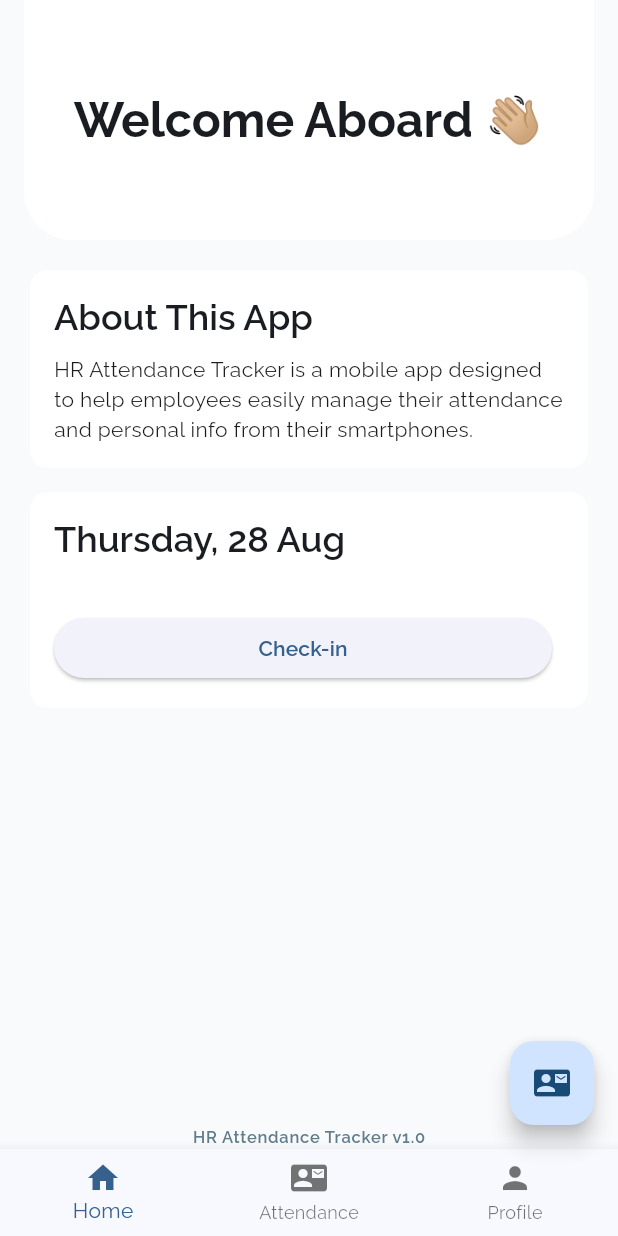
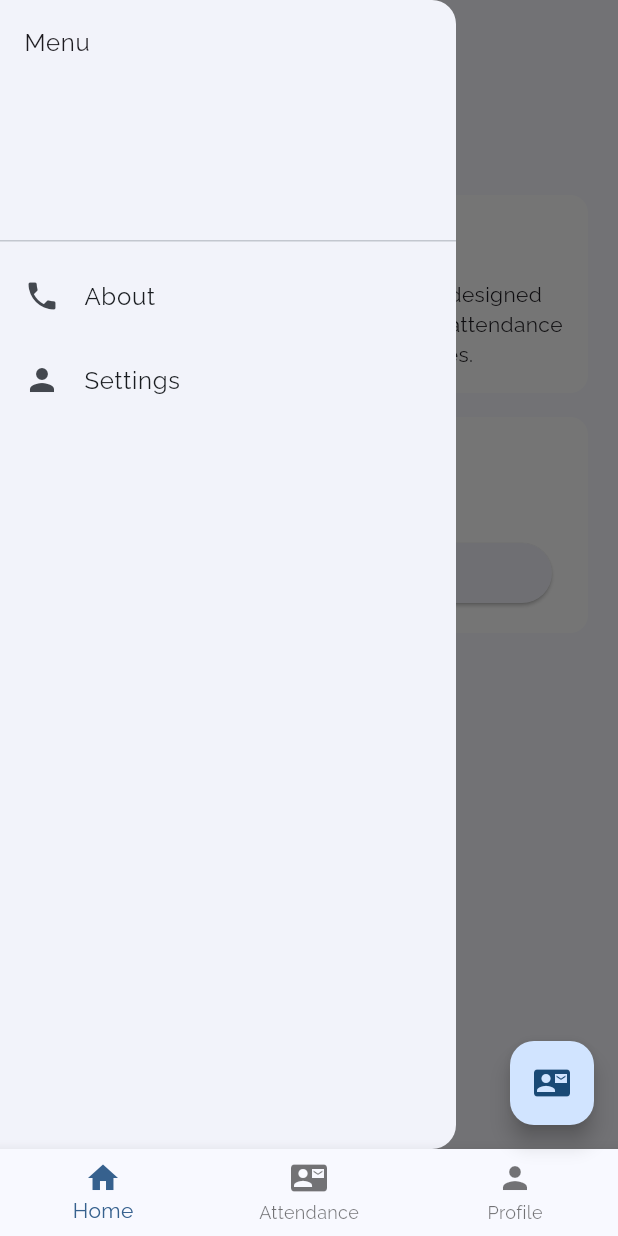
Before and after one commit to kuntowck/hr_attendance_tracker, a Flutter app: the screen it shows after launch, with the side drawer open (before the commit the screen has no drawer), on a phone screen of 412 x 824 dp. Run offline on Flutter 3.47's test engine with Material 3 defaults, Android fonts, the light colour scheme and no system bars; our stand-ins replace google_fonts, image_picker, mask_text_input_formatter.

Commit message:
Mini Project 5: create Routes class to implement generateRoute and navigate using named route; add drawer to HomeScreen

```diff
--- a/lib/main.dart
+++ b/lib/main.dart
@@ -2,6 +2,7 @@ import 'package:flutter/material.dart';
 import 'package:google_fonts/google_fonts.dart';
 import 'package:hr_attendance_tracker/providers/attendance_provider.dart';
 import 'package:hr_attendance_tracker/providers/profile_provider.dart';
+import 'package:hr_attendance_tracker/routes.dart';
 import 'package:hr_attendance_tracker/screens/attendance_history_screen.dart';
 import 'package:hr_attendance_tracker/screens/profile_screen.dart';
 import 'package:hr_attendance_tracker/screens/home_screen.dart';
@@ -47,6 +48,7 @@ class MyApp extends StatelessWidget {
         ),
       ),
       home: const MainScreen(),
+      onGenerateRoute: Routes.generateRoute,
     );
   }
 }
@@ -74,7 +76,7 @@ class _MainScreenState extends State<MainScreen> {
   @override
   Widget build(BuildContext context) {
     return Scaffold(
-      backgroundColor: Color(0xfff8fafc),
+      // backgroundColor: Color(0xfff8fafc),
       body: SafeArea(child: _screens[_currentIndex]),
       floatingActionButton: FloatingActionButton(
         onPressed: () {
--- /dev/null
+++ b/lib/routes.dart
@@ -0,0 +1,36 @@
+import 'package:flutter/material.dart';
+import 'package:hr_attendance_tracker/screens/about_screen.dart';
+import 'package:hr_attendance_tracker/screens/attendance_history_screen.dart';
+import 'package:hr_attendance_tracker/screens/home_screen.dart';
+import 'package:hr_attendance_tracker/screens/not_found_screen.dart';
+import 'package:hr_attendance_tracker/screens/profile_edit_screen.dart';
+import 'package:hr_attendance_tracker/screens/profile_screen.dart';
+import 'package:hr_attendance_tracker/screens/setting_.screen.dart';
+
+class Routes {
+  static const home = '/home';
+  static const profile = '/profile';
+  static const editProfile = '/editProfile';
+  static const attendanceHistory = '/attendanceHistory';
+  static const about = '/about';
+  static const setting = '/settings';
+
+  static Route<dynamic> generateRoute(RouteSettings settings) {
+    switch (settings.name) {
+      case home:
+        return MaterialPageRoute(builder: (_) => HomeScreen());
+      case profile:
+        return MaterialPageRoute(builder: (_) => ProfileScreen());
+      case editProfile:
+        return MaterialPageRoute(builder: (_) => ProfileEditScreen());
+      case attendanceHistory:
+        return MaterialPageRoute(builder: (_) => AttendanceHistoryScreen());
+      case about:
+        return MaterialPageRoute(builder: (_) => AboutScreen());
+      case setting:
+        return MaterialPageRoute(builder: (_) => SettingsScreen());
+      default:
+        return MaterialPageRoute(builder: (_) => NotFoundScreen());
+    }
+  }
+}
--- a/lib/screens/home_screen.dart
+++ b/lib/screens/home_screen.dart
@@ -1,10 +1,13 @@
 import 'package:flutter/material.dart';
+import 'package:hr_attendance_tracker/models/profile_model.dart';
 import 'package:hr_attendance_tracker/providers/attendance_provider.dart';
+import 'package:hr_attendance_tracker/providers/profile_provider.dart';
+import 'package:hr_attendance_tracker/routes.dart';
 import 'package:hr_attendance_tracker/widgets/app_version.dart';
 import 'package:hr_attendance_tracker/widgets/attendance_status.dart';
 import 'package:hr_attendance_tracker/widgets/custom_submit_button_dialog.dart';
+import 'package:intl/intl.dart';
 import 'package:provider/provider.dart';
-import 'package:intl/intl.dart';
 
 class HomeScreen extends StatelessWidget {
   const HomeScreen({super.key});
@@ -12,14 +15,41 @@ class HomeScreen extends StatelessWidget {
   @override
   Widget build(BuildContext context) {
     final attendanceProvider = context.watch<AttendanceProvider>();
+    final profileProvider = context.read<ProfileProvider>().profiles;
 
-    return Column(
+    return Scaffold(
+      appBar: AppBar(),
+      drawer: Drawer(
+        child: ListView(
+          padding: EdgeInsets.zero,
           children: [
-        welcomeHeader(context),
+            DrawerHeader(child: Text('Menu')),
+            ListTile(
+              leading: Icon(Icons.phone),
+              title: Text('About'),
+              onTap: () {
+                Navigator.pushNamed(context, Routes.about);
+              },
+            ),
+            ListTile(
+              leading: Icon(Icons.person),
+              title: Text('Settings'),
+              onTap: () {
+                Navigator.pushNamed(context, Routes.setting);
+              },
+            ),
+          ],
+        ),
+      ),
+      body: SafeArea(
+        child: Column(
+          children: [
             Expanded(
               child: ListView(
-            padding: const EdgeInsets.all(16),
+                padding: const EdgeInsets.symmetric(horizontal: 16),
                 children: [
+                  welcomeHeader(context, profileProvider),
+                  const SizedBox(height: 8),
                   appInfoCard(context, "About This App"),
                   const SizedBox(height: 8),
                   attendanceRecord(context, attendanceProvider),
@@ -28,32 +58,33 @@ class HomeScreen extends StatelessWidget {
             ),
             AppVersion(),
           ],
+        ),
+      ),
     );
   }
 
-  Widget welcomeHeader(BuildContext context) {
-    return Padding(
-      padding: const EdgeInsets.symmetric(horizontal: 16.0),
-      child: Container(
-        height: 160,
+  Widget welcomeHeader(BuildContext context, Profile provider) {
+    return Container(
+      // height: 100,
+      padding: EdgeInsets.all(16),
       decoration: BoxDecoration(
-          color: Colors.white,
+        // color: Colors.white,
         borderRadius: const BorderRadius.only(
-            bottomLeft: Radius.circular(32),
-            bottomRight: Radius.circular(32),
+          bottomLeft: Radius.circular(12),
+          bottomRight: Radius.circular(12),
         ),
       ),
-        child: Center(
       child: Column(
-            mainAxisAlignment: MainAxisAlignment.center,
+        crossAxisAlignment: CrossAxisAlignment.start,
         children: [
           Text(
-                "Welcome Aboard 👋🏼",
-                style: Theme.of(context).textTheme.headlineLarge,
+            "Hello, ${provider.fullName} 👋🏼",
+            style: Theme.of(context).textTheme.bodyLarge?.copyWith(
+              fontSize: 20,
+              fontWeight: FontWeight.bold,
+            ),
           ),
         ],
-          ),
-        ),
       ),
     );
   }
```
Also changed, not shown: lib/screens/about_screen.dart (added, +26 -0 lines), lib/screens/not_found_screen.dart (added, +10 -0 lines), lib/screens/setting_.screen.dart (added, +26 -0 lines). Lines whose indentation alone changed are shown as unchanged.
